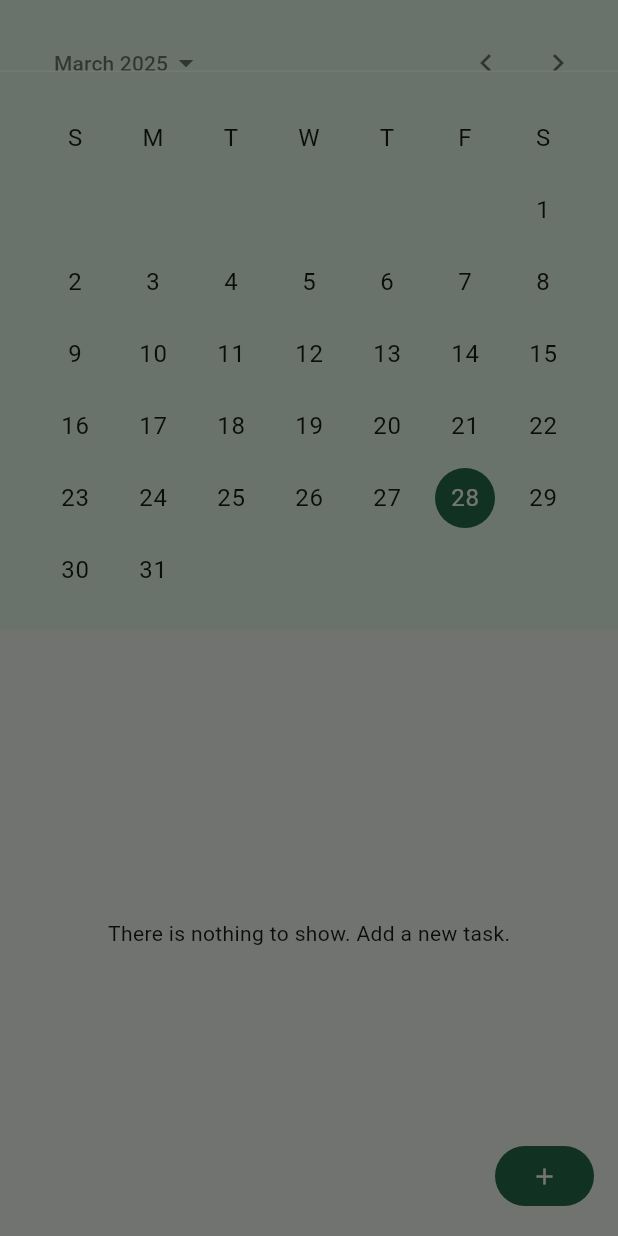
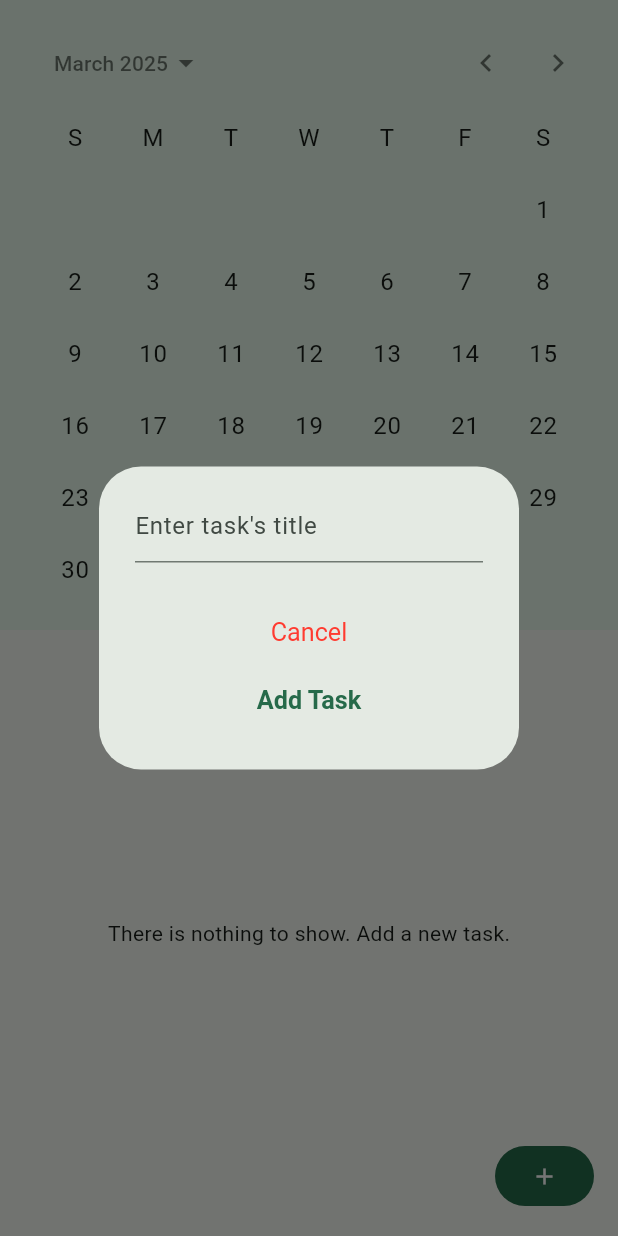
Before and after one commit to baharehkeivani/TDD-Driven-Clean-Architecture-TODO-App, a Flutter app: the screen it shows after launch, after a tap on the "add" icon, on a phone screen of 412 x 824 dp. Run offline on Flutter 3.47's test engine with Material 3 defaults, Android fonts, the phone set to English and light mode, and no system bars; our stand-ins replace bloc, either_dart, equatable, flutter_bloc, get_it, go_router and 2 more; accounts and stored records are empty.

Commit message:
Feature(Bahareh): added AddDialog

```diff
--- a/lib/features/todo/domain/entities/task.dart
+++ b/lib/features/todo/domain/entities/task.dart
@@ -22,4 +22,14 @@ class Task extends HiveObject {
     required this.title,
     required this.createdDate,
   });
+
+  factory Task.fromDate({
+    required String title,
+    required DateTime createdDate,
+  }) => Task(
+    isDone: false,
+    id: DateTime.now().microsecondsSinceEpoch.toString(),
+    title: title,
+    createdDate: createdDate,
+  );
 }
--- a/lib/features/todo/presentation/cubits/add_task_list_cubit.dart
+++ b/lib/features/todo/presentation/cubits/add_task_list_cubit.dart
@@ -1,24 +1,25 @@
 import 'package:injectable/injectable.dart';
 import 'package:todo_app/core/configurations/domain/usecases/dependencies.dart';
 import 'package:todo_app/core/state_manager/base_cubit.dart';
-import 'package:todo_app/core/state_manager/entities/set_state.dart';
 import 'package:todo_app/features/todo/domain/entities/task.dart';
 import 'package:todo_app/features/todo/domain/usecases/tasks_service.dart';
 
+import '../../../../core/state_manager/entities/get_state.dart';
+
 @Injectable()
-class AddTaskCubit extends BaseCubit<SetState> {
+class AddTaskCubit extends BaseCubit<GetState> {
   final TasksService _service;
 
   AddTaskCubit()
     : _service = getIt<TasksService>(),
-      super(initialState: InitialSetState());
+      super(initialState: InitialGetState());
 
-  Future<void> fetchTasks(Task task) async {
-    emit(LoadingSetState());
+  Future<void> addTask(Task task) async {
+    emit(LoadingGetState());
     final result = await _service.addTask(task);
     result.fold(
-      (failure) => emit(FailureSetState(failure)),
-      (_) => emit(SuccessSetState()),
+      (failure) => emit(FailureGetState(failure)),
+      (task) => emit(SuccessGetState(task)),
     );
   }
 }
--- a/lib/features/todo/presentation/pages/tasks_list_page.dart
+++ b/lib/features/todo/presentation/pages/tasks_list_page.dart
@@ -57,8 +57,14 @@ class _TasksListPageState extends State<TasksListPage> {
     onPressed: () {
       showAdaptiveDialog(
         context: context,
+        barrierDismissible: true,
         builder: (BuildContext context) {
-          return AddTaskDialog.wrapper(date: selectedDateNotifier.value);
+          return AddTaskDialog.wrapper(
+            date: selectedDateNotifier.value,
+            onAddedTask: (task) {
+              // TODO
+            },
+          );
         },
       );
     },
--- a/lib/features/todo/presentation/widgets/add_task_dialog.dart
+++ b/lib/features/todo/presentation/widgets/add_task_dialog.dart
@@ -1,21 +1,66 @@
+import 'package:flutter/cupertino.dart';
 import 'package:flutter/material.dart';
 import 'package:flutter_bloc/flutter_bloc.dart';
+import 'package:go_router/go_router.dart';
+import 'package:todo_app/core/state_manager/entities/get_state.dart';
+import 'package:todo_app/features/todo/domain/entities/task.dart';
 import 'package:todo_app/features/todo/presentation/cubits/add_task_list_cubit.dart';
 
 import '../../../../core/configurations/domain/usecases/dependencies.dart';
 
 class AddTaskDialog extends StatelessWidget {
   final DateTime date;
+  final void Function(Task? task)? onAddedTask;
+  final TextEditingController textEditingController = TextEditingController();
 
-  const AddTaskDialog._({required this.date});
+  AddTaskDialog._({required this.date, this.onAddedTask});
 
-  static wrapper({required DateTime date}) => BlocProvider(
+  static wrapper({
+    required DateTime date,
+    void Function(Task? task)? onAddedTask,
+  }) => BlocProvider(
     create: (context) => getIt<AddTaskCubit>(),
-    child: AddTaskDialog._(date: date),
+    child: AddTaskDialog._(date: date, onAddedTask: onAddedTask),
   );
 
   @override
   Widget build(BuildContext context) {
-    return TextField();
+    return BlocListener<AddTaskCubit, GetState>(
+      listener: (context, state) {
+        if (state is SuccessGetState) {
+          onAddedTask?.call(state.item);
+          context.pop();
+        }
+      },
+      child: AlertDialog.adaptive(titlePadding: EdgeInsets.zero,
+        content: Material(
+          color: Colors.transparent,
+          child: TextFormField(
+            controller: textEditingController,
+            decoration: InputDecoration(
+              hintText: 'Enter task\'s title',
+            ),
+          ),
+        ),
+        actions: [
+          CupertinoDialogAction(
+            isDestructiveAction: true,
+            onPressed: context.pop,
+            child: Text("Cancel"),
+          ),
+          CupertinoDialogAction(
+            isDefaultAction: true,
+            onPressed: () => _onSubmit(context),
+            child: Text("Add Task"),
+          ),
+        ],
+      ),
+    );
+  }
+
+  void _onSubmit(BuildContext context) {
+    context.read<AddTaskCubit>().addTask(
+      Task.fromDate(title: textEditingController.text, createdDate: date),
+    );
   }
 }
```
Also changed, not shown: lib/core/configurations/domain/usecases/dependencies.config.dart, 3 other files.
